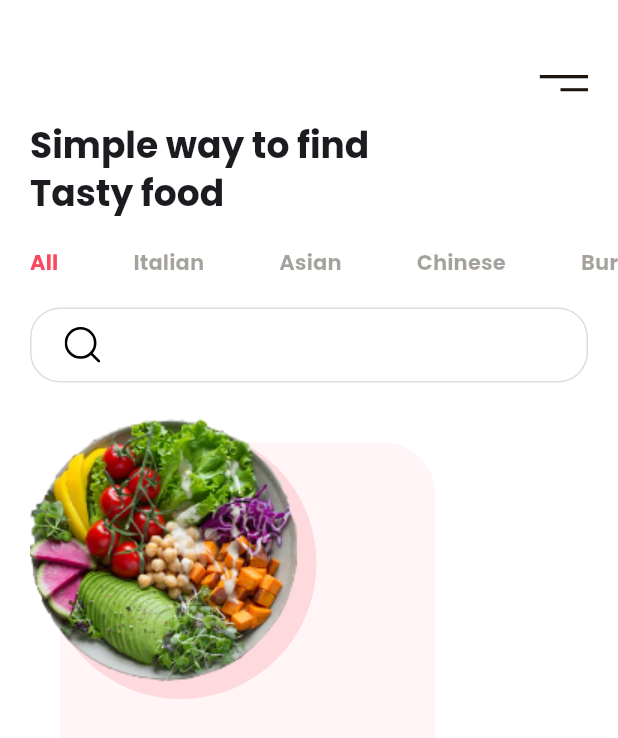
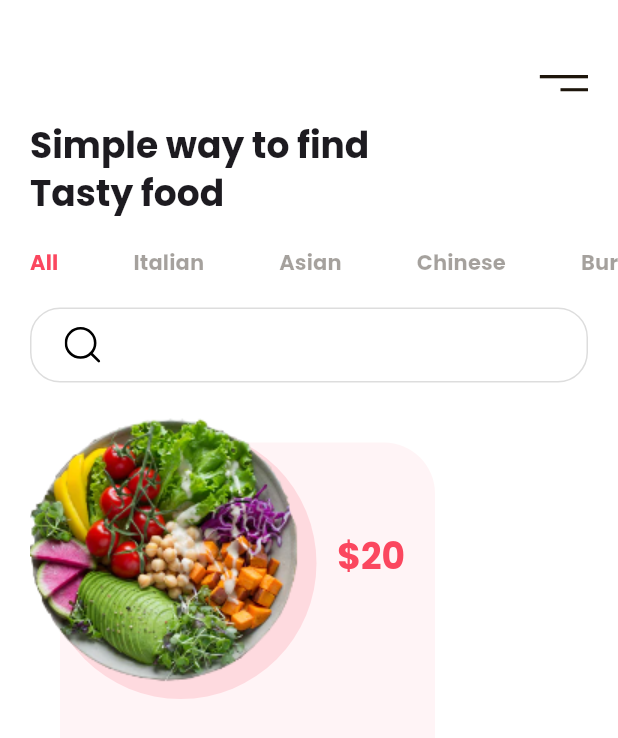
Before and after one commit to ten66/tfw_food_delivery_app, a Flutter app: the screen it shows after launch, on a phone screen of 412 x 824 dp. Shown: the top 738 px of the screen. Run offline on Flutter 3.47's test engine with Material 2 defaults, Android fonts, the phone set to English and light mode, and no system bars; our stand-ins replace flutter_svg.

Commit message:
add: :art: #2 price textの追加

```diff
--- a/lib/main.dart
+++ b/lib/main.dart
@@ -98,6 +98,7 @@ class HomeScreen extends StatelessWidget {
                     ),
                   ),
                 ),
+                // Rounded background
                 Positioned(
                   top: 10,
                   left: 10,
@@ -110,17 +111,30 @@ class HomeScreen extends StatelessWidget {
                     ),
                   ),
                 ),
+                // Food Image
                 Positioned(
                   top: 0,
                   left: -50,
                   child: Container(
                     height: 184,
                     width: 276,
-                    decoration: BoxDecoration(
+                    decoration: const BoxDecoration(
                       image: DecorationImage(
                         image: AssetImage('assets/images/image_1.png'),
                       ),
                     ),
+                  ),
+                ),
+                // Price
+                Positioned(
+                  right: 20,
+                  top: 80,
+                  child: Text(
+                    '\$20',
+                    style: Theme.of(context)
+                        .textTheme
+                        .headlineSmall!
+                        .copyWith(color: kPrimaryColor),
                   ),
                 ),
               ],
```
